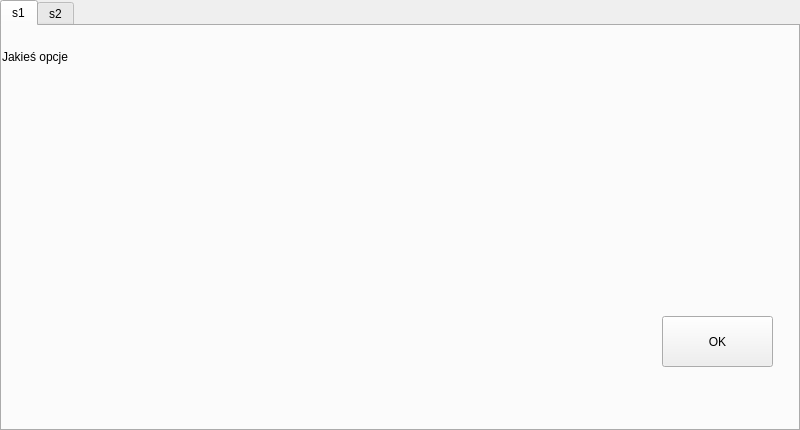
Qt form settings.ui (arcean/camdrive) before a commit.
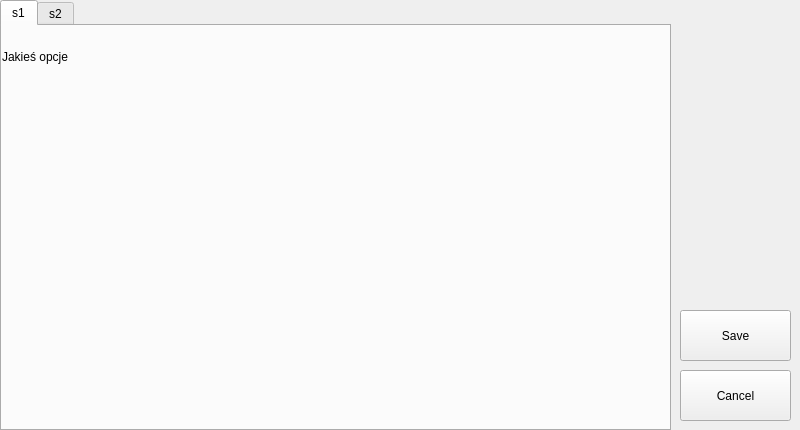
The same form after that commit.

Commit message: Setting view optimization

```diff
--- a/settings.ui
+++ b/settings.ui
@@ -13,15 +13,21 @@
   <property name="windowTitle">
    <string>Form</string>
   </property>
+  <property name="autoFillBackground">
+   <bool>true</bool>
+  </property>
   <widget class="QTabWidget" name="tabWidget">
    <property name="geometry">
     <rect>
      <x>0</x>
      <y>0</y>
-     <width>800</width>
+     <width>671</width>
      <height>431</height>
     </rect>
    </property>
+   <property name="tabShape">
+    <enum>QTabWidget::Rounded</enum>
+   </property>
    <property name="currentIndex">
     <number>0</number>
    </property>
@@ -29,19 +35,6 @@
     <attribute name="title">
      <string>s1</string>
     </attribute>
-    <widget class="QPushButton" name="z1OK">
-     <property name="geometry">
-      <rect>
-       <x>660</x>
-       <y>290</y>
-       <width>111</width>
-       <height>51</height>
-      </rect>
-     </property>
-     <property name="text">
-      <string>OK</string>
-     </property>
-    </widget>
     <widget class="QLabel" name="label">
      <property name="geometry">
       <rect>
@@ -88,6 +81,32 @@
     </widget>
    </widget>
   </widget>
+  <widget class="QPushButton" name="saveButton">
+   <property name="geometry">
+    <rect>
+     <x>680</x>
+     <y>310</y>
+     <width>111</width>
+     <height>51</height>
+    </rect>
+   </property>
+   <property name="text">
+    <string>Save</string>
+   </property>
+  </widget>
+  <widget class="QPushButton" name="cancelButton">
+   <property name="geometry">
+    <rect>
+     <x>680</x>
+     <y>370</y>
+     <width>111</width>
+     <height>51</height>
+    </rect>
+   </property>
+   <property name="text">
+    <string>Cancel</string>
+   </property>
+  </widget>
  </widget>
  <resources/>
  <connections/>
```
Left out of the diff: 13 changed lines with no effect on the pictures. The commit also changes 1 other file.
